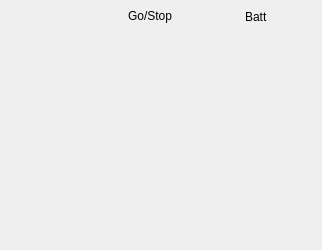
kipr/cbc, file cbcui/ui/MainWindow.ui: the form before one commit.
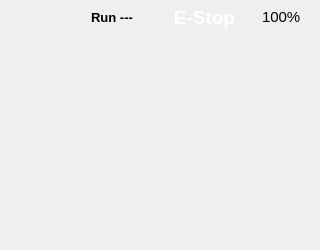
The form after the commit. Icons and pictures are not drawn.

```diff
--- a/cbcui/ui/MainWindow.ui
+++ b/cbcui/ui/MainWindow.ui
@@ -1,12 +1,12 @@
 <?xml version="1.0" encoding="UTF-8"?>
 <ui version="4.0">
  <class>MainWindow</class>
- <widget class="QDialog" name="MainWindow">
-  <property name="geometry">
+ <widget class="QDialog" name="MainWindow" >
+  <property name="geometry" >
    <rect>
     <x>0</x>
     <y>0</y>
-    <width>322</width>
+    <width>320</width>
     <height>250</height>
    </rect>
   </property>
@@ -26,7 +26,16 @@
    <property name="spacing">
     <number>0</number>
    </property>
-   <property name="margin">
+   <property name="leftMargin" >
+    <number>0</number>
+   </property>
+   <property name="topMargin" >
+    <number>0</number>
+   </property>
+   <property name="rightMargin" >
+    <number>0</number>
+   </property>
+   <property name="bottomMargin" >
     <number>0</number>
    </property>
    <item>
@@ -92,18 +101,103 @@
       </spacer>
      </item>
      <item>
-      <widget class="QPushButton" name="ui_runstopButton">
-       <property name="focusPolicy">
+      <widget class="QPushButton" name="ui_runstopButton" >
+       <property name="sizePolicy" >
+        <sizepolicy vsizetype="Fixed" hsizetype="Preferred" >
+         <horstretch>0</horstretch>
+         <verstretch>0</verstretch>
+        </sizepolicy>
+       </property>
+       <property name="minimumSize" >
+        <size>
+         <width>95</width>
+         <height>30</height>
+        </size>
+       </property>
+       <property name="maximumSize" >
+        <size>
+         <width>95</width>
+         <height>30</height>
+        </size>
+       </property>
+       <property name="sizeIncrement" >
+        <size>
+         <width>0</width>
+         <height>0</height>
+        </size>
+       </property>
+       <property name="baseSize" >
+        <size>
+         <width>0</width>
+         <height>0</height>
+        </size>
+       </property>
+       <property name="focusPolicy" >
         <enum>Qt::NoFocus</enum>
        </property>
-       <property name="text">
-        <string>Go/Stop</string>
+       <property name="layoutDirection" >
+        <enum>Qt::LeftToRight</enum>
        </property>
-       <property name="flat">
+       <property name="styleSheet" >
+        <string>QPushButton{
+border:0px;
+background-image:url(:/actions/rivet95x30L.png);
+color:black;
+font-size:10pt;
+padding-left:5px;
+font:bold;
+}
+QPushButton:checked{
+border:0px;
+background-image:url(:/actions/rivet95x30Green.png);
+color:white;
+font:bold;
+}</string>
+       </property>
+       <property name="text" >
+        <string>Run ---</string>
+       </property>
+       <property name="checkable" >
         <bool>true</bool>
        </property>
+       <property name="flat" >
+        <bool>true</bool>
+       </property>
       </widget>
      </item>
+     <item>
+      <widget class="QPushButton" name="ui_estopButton" >
+       <property name="minimumSize" >
+        <size>
+         <width>95</width>
+         <height>30</height>
+        </size>
+       </property>
+       <property name="maximumSize" >
+        <size>
+         <width>95</width>
+         <height>30</height>
+        </size>
+       </property>
+       <property name="styleSheet" >
+        <string>QPushButton{
+border:0px;
+background-image:url(:/actions/rivet95x30Red.png);
+color:white;
+font:bold;
+font-size:14pt;
+}
+QPushButton:pressed{
+border:0px;
+background-image:url(:/actions/rivet95x30D.png);
+color:white;
+}</string>
+       </property>
+       <property name="text" >
+        <string>E-Stop</string>
+       </property>
+      </widget>
+     </item>
      <item>
       <spacer>
        <property name="orientation">
@@ -118,40 +212,40 @@
       </spacer>
      </item>
      <item>
-      <widget class="QLabel" name="ui_battery">
-       <property name="text">
-        <string>Batt</string>
-       </property>
-      </widget>
-     </item>
-     <item>
-      <widget class="QPushButton" name="ui_closeButton">
-       <property name="sizePolicy">
-        <sizepolicy hsizetype="Fixed" vsizetype="Fixed">
+      <widget class="QPushButton" name="ui_closeButton" >
+       <property name="sizePolicy" >
+        <sizepolicy vsizetype="Fixed" hsizetype="Fixed" >
          <horstretch>0</horstretch>
          <verstretch>0</verstretch>
         </sizepolicy>
        </property>
-       <property name="minimumSize">
+       <property name="minimumSize" >
         <size>
-         <width>54</width>
+         <width>60</width>
          <height>27</height>
         </size>
        </property>
-       <property name="maximumSize">
+       <property name="maximumSize" >
         <size>
-         <width>54</width>
+         <width>60</width>
          <height>27</height>
         </size>
        </property>
        <property name="focusPolicy">
         <enum>Qt::NoFocus</enum>
        </property>
-       <property name="styleSheet">
-        <string/>
+       <property name="styleSheet" >
+        <string>QPushButton{
+border:0px;
+background-image:url(:/actions/close-wide.png);
+color:black;
+font-size:11pt;
+text-align:left;
+padding-left:2px;
+}</string>
        </property>
-       <property name="text">
-        <string/>
+       <property name="text" >
+        <string>100%</string>
        </property>
        <property name="icon">
         <iconset resource="../rc/images.qrc">
```
Left out of the diff: 96 changed lines with no effect on the pictures.
